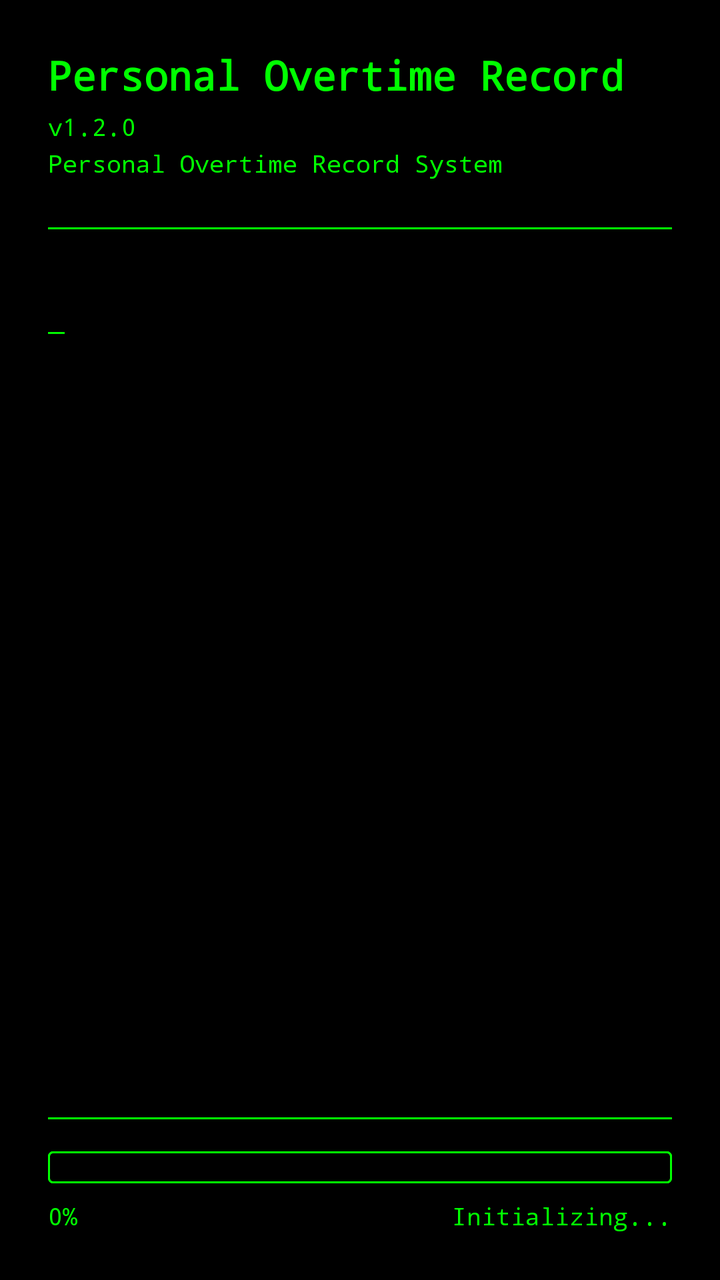
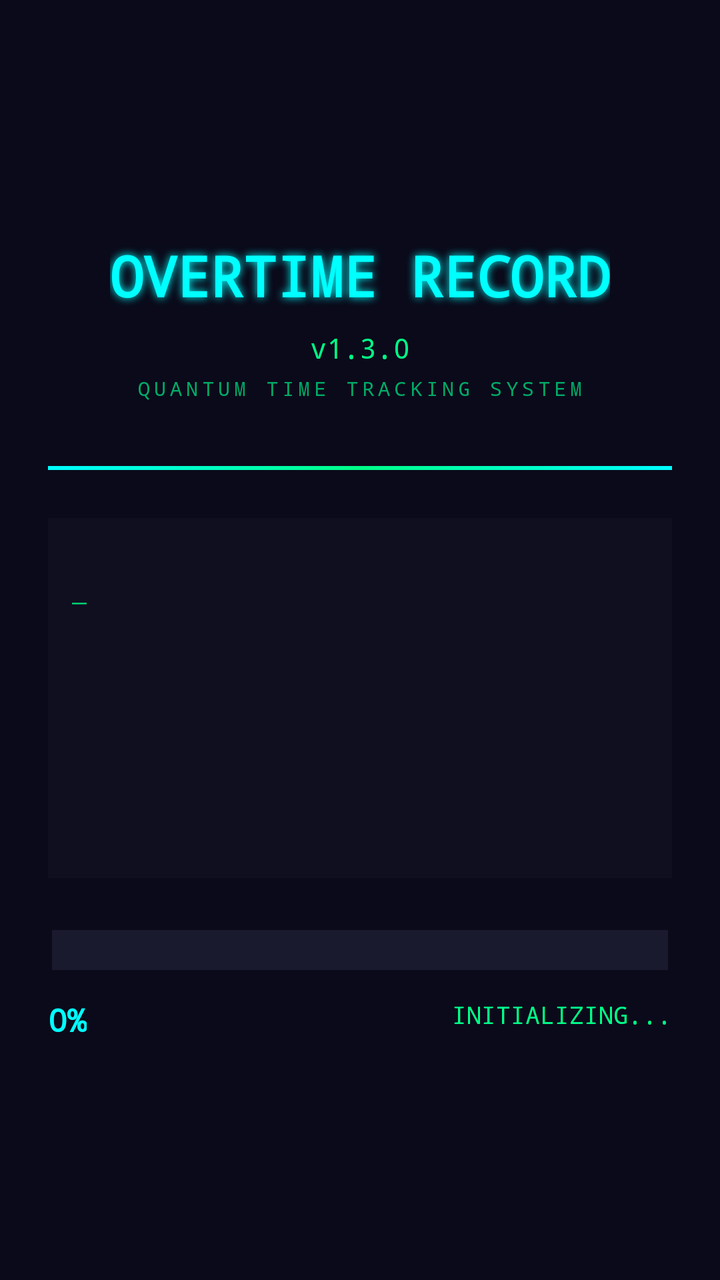

Two renders of the same Android screen: before a commit and after it. Below are the layout's source before the change and the commit's diff.
<!-- AndroidManifest.xml: activity theme Theme.PersonalOvertimeRecord -->
<!-- res/layout/activity_splash.xml -->
<?xml version="1.0" encoding="utf-8"?>
<LinearLayout xmlns:android="http://schemas.android.com/apk/res/android"
    android:layout_width="match_parent"
    android:layout_height="match_parent"
    android:orientation="vertical"
    android:background="@color/terminal_background"
    android:padding="24dp">

    
    <LinearLayout
        android:layout_width="match_parent"
        android:layout_height="wrap_content"
        android:orientation="vertical"
        android:layout_marginBottom="24dp">

        <TextView
            android:id="@+id/tvAppTitle"
            android:layout_width="wrap_content"
            android:layout_height="wrap_content"
            android:text="@string/app_name"
            android:textColor="@color/terminal_green"
            android:textSize="20sp"
            android:textStyle="bold"
            android:fontFamily="monospace" />

        <TextView
            android:id="@+id/tvVersion"
            android:layout_width="wrap_content"
            android:layout_height="wrap_content"
            android:text="v1.2.0"
            android:textColor="@color/terminal_green"
            android:textSize="12sp"
            android:fontFamily="monospace"
            android:layout_marginTop="4dp" />

        <TextView
            android:layout_width="wrap_content"
            android:layout_height="wrap_content"
            android:text="Personal Overtime Record System"
            android:textColor="@color/terminal_green"
            android:textSize="12sp"
            android:fontFamily="monospace"
            android:layout_marginTop="2dp" />

    </LinearLayout>

    
    <View
        android:layout_width="match_parent"
        android:layout_height="1dp"
        android:background="@color/terminal_green"
        android:layout_marginBottom="16dp" />

    
    <ScrollView
        android:id="@+id/scrollView"
        android:layout_width="match_parent"
        android:layout_height="0dp"
        android:layout_weight="1"
        android:fillViewport="true">

        <LinearLayout
            android:layout_width="match_parent"
            android:layout_height="wrap_content"
            android:orientation="vertical">

            <TextView
                android:id="@+id/tvPostLog"
                android:layout_width="match_parent"
                android:layout_height="wrap_content"
                android:textColor="@color/terminal_green"
                android:textSize="14sp"
                android:fontFamily="monospace"
                android:lineSpacingExtra="4dp"
                android:text="" />

            <TextView
                android:id="@+id/tvCursor"
                android:layout_width="wrap_content"
                android:layout_height="wrap_content"
                android:text="_"
                android:textColor="@color/terminal_green"
                android:textSize="14sp"
                android:fontFamily="monospace" />

        </LinearLayout>

    </ScrollView>

    
    <View
        android:layout_width="match_parent"
        android:layout_height="1dp"
        android:background="@color/terminal_green"
        android:layout_marginTop="16dp"
        android:layout_marginBottom="16dp" />

    
    <LinearLayout
        android:layout_width="match_parent"
        android:layout_height="wrap_content"
        android:orientation="vertical">

        <ProgressBar
            android:id="@+id/progressBar"
            style="@style/Widget.AppCompat.ProgressBar.Horizontal"
            android:layout_width="match_parent"
            android:layout_height="16dp"
            android:max="100"
            android:progress="0"
            android:progressDrawable="@drawable/terminal_progress"
            android:background="@drawable/terminal_progress_bg" />

        <LinearLayout
            android:layout_width="match_parent"
            android:layout_height="wrap_content"
            android:orientation="horizontal"
            android:layout_marginTop="8dp">

            <TextView
                android:id="@+id/tvProgressPercent"
                android:layout_width="0dp"
                android:layout_height="wrap_content"
                android:layout_weight="1"
                android:text="0%"
                android:textColor="@color/terminal_green"
                android:textSize="12sp"
                android:fontFamily="monospace" />

            <TextView
                android:id="@+id/tvStatus"
                android:layout_width="wrap_content"
                android:layout_height="wrap_content"
                android:text="Initializing..."
                android:textColor="@color/terminal_green"
                android:textSize="12sp"
                android:fontFamily="monospace" />

        </LinearLayout>

    </LinearLayout>

    
    <TextView
        android:id="@+id/tvReadyMessage"
        android:layout_width="match_parent"
        android:layout_height="wrap_content"
        android:text="System ready. Loading..."
        android:textColor="@color/terminal_green"
        android:textSize="14sp"
        android:fontFamily="monospace"
        android:gravity="center"
        android:layout_marginTop="24dp"
        android:visibility="gone" />

</LinearLayout>
<!-- resources referenced by this layout -->
<resources>
  <color name="terminal_background">#FF000000</color>
  <color name="terminal_green">#FF00FF00</color>
  <!-- drawable terminal_progress (drawable) -->
  <?xml version="1.0" encoding="utf-8"?>
  <layer-list xmlns:android="http://schemas.android.com/apk/res/android">
      <item android:id="@android:id/background">
          <shape android:shape="rectangle">
              <stroke android:width="1dp" android:color="@color/terminal_green" />
              <corners android:radius="2dp" />
          </shape>
      </item>
      <item android:id="@android:id/progress">
          <clip>
              <shape android:shape="rectangle">
                  <solid android:color="@color/terminal_green" />
                  <corners android:radius="2dp" />
              </shape>
          </clip>
      </item>
  </layer-list>
  <!-- drawable terminal_progress_bg (drawable) -->
  <?xml version="1.0" encoding="utf-8"?>
  <shape xmlns:android="http://schemas.android.com/apk/res/android"
      android:shape="rectangle">
      <stroke android:width="1dp" android:color="@color/terminal_green" />
      <corners android:radius="2dp" />
  </shape>
  <string name="app_name">Personal Overtime Record</string>
  <style name="Theme.PersonalOvertimeRecord" parent="Base.Theme.PersonalOvertimeRecord" />
  <style name="Base.Theme.PersonalOvertimeRecord" parent="Theme.Material3.DayNight.NoActionBar">
          <item name="colorPrimary">@color/colorPrimary</item>
          <item name="colorPrimaryDark">@color/colorPrimaryDark</item>
          <item name="colorAccent">@color/colorAccent</item>
      </style>
  <color name="colorPrimary">#FF6200EE</color>
  <color name="colorPrimaryDark">#FF3700B3</color>
  <color name="colorAccent">#FF03DAC5</color>
</resources>

<!-- the commit's change to res/layout/activity_splash.xml (unified diff, before → after) -->
@@ -1,156 +1,197 @@
 <?xml version="1.0" encoding="utf-8"?>
-<LinearLayout xmlns:android="http://schemas.android.com/apk/res/android"
+<FrameLayout xmlns:android="http://schemas.android.com/apk/res/android"
     android:layout_width="match_parent"
     android:layout_height="match_parent"
-    android:orientation="vertical"
-    android:background="@color/terminal_background"
-    android:padding="24dp">
+    android:background="#0a0a1a">
+
+    
+    <View
+        android:layout_width="match_parent"
+        android:layout_height="match_parent"
+        android:background="@drawable/scifi_grid" />
 
     
     <LinearLayout
         android:layout_width="match_parent"
-        android:layout_height="wrap_content"
+        android:layout_height="match_parent"
         android:orientation="vertical"
-        android:layout_marginBottom="24dp">
+        android:padding="24dp"
+        android:gravity="center">
 
+        
+        <LinearLayout
+            android:layout_width="match_parent"
+            android:layout_height="wrap_content"
+            android:orientation="vertical"
+            android:gravity="center"
+            android:layout_marginBottom="32dp">
+
+            
+            <TextView
+                android:id="@+id/tvAppTitle"
+                android:layout_width="wrap_content"
+                android:layout_height="wrap_content"
+                android:text="OVERTIME RECORD"
+                android:textColor="#00ffff"
+                android:textSize="28sp"
+                android:textStyle="bold"
+                android:fontFamily="monospace"
+                android:textAllCaps="true"
+                android:shadowColor="#00ffff"
+                android:shadowRadius="10" />
+
+            <TextView
+                android:layout_width="wrap_content"
+                android:layout_height="wrap_content"
+                android:text="v1.3.0"
+                android:textColor="#00ff88"
+                android:textSize="14sp"
+                android:fontFamily="monospace"
+                android:layout_marginTop="8dp" />
+
+            <TextView
+                android:layout_width="wrap_content"
+                android:layout_height="wrap_content"
+                android:text="QUANTUM TIME TRACKING SYSTEM"
+                android:textColor="#00aa66"
+                android:textSize="10sp"
+                android:fontFamily="monospace"
+                android:layout_marginTop="4dp"
+                android:letterSpacing="0.2" />
+
+        </LinearLayout>
+
+        
+        <View
+            android:layout_width="match_parent"
+            android:layout_height="2dp"
+            android:background="@drawable/holographic_line"
+            android:layout_marginBottom="24dp" />
+
+        
+        <ScrollView
+            android:id="@+id/scrollView"
+            android:layout_width="match_parent"
+            android:layout_height="180dp"
+            android:background="#111122"
+            android:alpha="0.8"
+            android:padding="12dp"
+            android:layout_marginBottom="24dp">
+
+            <LinearLayout
+                android:layout_width="match_parent"
+                android:layout_height="wrap_content"
+                android:orientation="vertical">
+
+                <TextView
+                    android:id="@+id/tvPostLog"
+                    android:layout_width="match_parent"
+                    android:layout_height="wrap_content"
+                    android:textColor="#00ff88"
+                    android:textSize="12sp"
+                    android:fontFamily="monospace"
+                    android:lineSpacingExtra="6dp"
+                    android:text="" />
+
+                <TextView
+                    android:id="@+id/tvCursor"
+                    android:layout_width="wrap_content"
+                    android:layout_height="wrap_content"
+                    android:text="_"
+                    android:textColor="#00ff88"
+                    android:textSize="12sp"
+                    android:fontFamily="monospace" />
+
+            </LinearLayout>
+
+        </ScrollView>
+
+        
+        <LinearLayout
+            android:layout_width="match_parent"
+            android:layout_height="wrap_content"
+            android:orientation="vertical">
+
+            
+            <FrameLayout
+                android:layout_width="match_parent"
+                android:layout_height="24dp"
+                android:background="#0a0a1a"
+                android:padding="2dp"
+                android:layout_marginBottom="12dp">
+
+                
+                <View
+                    android:layout_width="match_parent"
+                    android:layout_height="match_parent"
+                    android:background="#1a1a2e" />
+
+                
+                <View
+                    android:id="@+id/progressBar"
+                    android:layout_width="0dp"
+                    android:layout_height="match_parent"
+                    android:background="@drawable/scifi_progress" />
+
+                
+                <View
+                    android:layout_width="match_parent"
+                    android:layout_height="match_parent"
+                    android:background="@drawable/glow_overlay" />
+
+            </FrameLayout>
+
+            
+            <RelativeLayout
+                android:layout_width="match_parent"
+                android:layout_height="wrap_content">
+
+                <TextView
+                    android:id="@+id/tvProgressPercent"
+                    android:layout_width="wrap_content"
+                    android:layout_height="wrap_content"
+                    android:text="0%"
+                    android:textColor="#00ffff"
+                    android:textSize="16sp"
+                    android:fontFamily="monospace"
+                    android:textStyle="bold"
+                    android:layout_alignParentLeft="true" />
+
+                <TextView
+                    android:id="@+id/tvStatus"
+                    android:layout_width="wrap_content"
+                    android:layout_height="wrap_content"
+                    android:text="INITIALIZING..."
+                    android:textColor="#00ff88"
+                    android:textSize="12sp"
+                    android:fontFamily="monospace"
+                    android:layout_alignParentRight="true" />
+
+            </RelativeLayout>
+
+        </LinearLayout>
+
+        
         <TextView
-            android:id="@+id/tvAppTitle"
-            android:layout_width="wrap_content"
+            android:id="@+id/tvReadyMessage"
+            android:layout_width="match_parent"
             android:layout_height="wrap_content"
-            android:text="@string/app_name"
-            android:textColor="@color/terminal_green"
-            android:textSize="20sp"
-            android:textStyle="bold"
-            android:fontFamily="monospace" />
-
-        <TextView
-            android:id="@+id/tvVersion"
-            android:layout_width="wrap_content"
-            android:layout_height="wrap_content"
-            android:text="v1.2.0"
-            android:textColor="@color/terminal_green"
+            android:text="SYSTEM READY. ENTERING MAIN INTERFACE..."
+            android:textColor="#00ffff"
             android:textSize="12sp"
             android:fontFamily="monospace"
-            android:layout_marginTop="4dp" />
-
-        <TextView
-            android:layout_width="wrap_content"
-            android:layout_height="wrap_content"
-            android:text="Personal Overtime Record System"
-            android:textColor="@color/terminal_green"
-            android:textSize="12sp"
-            android:fontFamily="monospace"
-            android:layout_marginTop="2dp" />
+            android:gravity="center"
+            android:layout_marginTop="32dp"
+            android:visibility="gone"
+            android:textAllCaps="true" />
 
     </LinearLayout>
 
     
     <View
         android:layout_width="match_parent"
-        android:layout_height="1dp"
-        android:background="@color/terminal_green"
-        android:layout_marginBottom="16dp" />
+        android:layout_height="match_parent"
+        android:background="@drawable/scanner_lines"
+        android:alpha="0.1" />
 
-    
-    <ScrollView
-        android:id="@+id/scrollView"
-        android:layout_width="match_parent"
-        android:layout_height="0dp"
-        android:layout_weight="1"
-        android:fillViewport="true">
-
-        <LinearLayout
-            android:layout_width="match_parent"
-            android:layout_height="wrap_content"
-            android:orientation="vertical">
-
-            <TextView
-                android:id="@+id/tvPostLog"
-                android:layout_width="match_parent"
-                android:layout_height="wrap_content"
-                android:textColor="@color/terminal_green"
-                android:textSize="14sp"
-                android:fontFamily="monospace"
-                android:lineSpacingExtra="4dp"
-                android:text="" />
-
-            <TextView
-                android:id="@+id/tvCursor"
-                android:layout_width="wrap_content"
-                android:layout_height="wrap_content"
-                android:text="_"
-                android:textColor="@color/terminal_green"
-                android:textSize="14sp"
-                android:fontFamily="monospace" />
-
-        </LinearLayout>
-
-    </ScrollView>
-
-    
-    <View
-        android:layout_width="match_parent"
-        android:layout_height="1dp"
-        android:background="@color/terminal_green"
-        android:layout_marginTop="16dp"
-        android:layout_marginBottom="16dp" />
-
-    
-    <LinearLayout
-        android:layout_width="match_parent"
-        android:layout_height="wrap_content"
-        android:orientation="vertical">
-
-        <ProgressBar
-            android:id="@+id/progressBar"
-            style="@style/Widget.AppCompat.ProgressBar.Horizontal"
-            android:layout_width="match_parent"
-            android:layout_height="16dp"
-            android:max="100"
-            android:progress="0"
-            android:progressDrawable="@drawable/terminal_progress"
-            android:background="@drawable/terminal_progress_bg" />
-
-        <LinearLayout
-            android:layout_width="match_parent"
-            android:layout_height="wrap_content"
-            android:orientation="horizontal"
-            android:layout_marginTop="8dp">
-
-            <TextView
-                android:id="@+id/tvProgressPercent"
-                android:layout_width="0dp"
-                android:layout_height="wrap_content"
-                android:layout_weight="1"
-                android:text="0%"
-                android:textColor="@color/terminal_green"
-                android:textSize="12sp"
-                android:fontFamily="monospace" />
-
-            <TextView
-                android:id="@+id/tvStatus"
-                android:layout_width="wrap_content"
-                android:layout_height="wrap_content"
-                android:text="Initializing..."
-                android:textColor="@color/terminal_green"
-                android:textSize="12sp"
-                android:fontFamily="monospace" />
-
-        </LinearLayout>
-
-    </LinearLayout>
-
-    
-    <TextView
-        android:id="@+id/tvReadyMessage"
-        android:layout_width="match_parent"
-        android:layout_height="wrap_content"
-        android:text="System ready. Loading..."
-        android:textColor="@color/terminal_green"
-        android:textSize="14sp"
-        android:fontFamily="monospace"
-        android:gravity="center"
-        android:layout_marginTop="24dp"
-        android:visibility="gone" />
-
-</LinearLayout>
+</FrameLayout>
<!-- resource entries referenced after the edit -->
@@ -1,33 +1,53 @@
 <!-- resources referenced by this layout -->
 <resources>
-  <color name="terminal_background">#FF000000</color>
-  <color name="terminal_green">#FF00FF00</color>
-  <!-- drawable terminal_progress (drawable) -->
-  <?xml version="1.0" encoding="utf-8"?>
-  <layer-list xmlns:android="http://schemas.android.com/apk/res/android">
-      <item android:id="@android:id/background">
-          <shape android:shape="rectangle">
-              <stroke android:width="1dp" android:color="@color/terminal_green" />
-              <corners android:radius="2dp" />
-          </shape>
-      </item>
-      <item android:id="@android:id/progress">
-          <clip>
-              <shape android:shape="rectangle">
-                  <solid android:color="@color/terminal_green" />
-                  <corners android:radius="2dp" />
-              </shape>
-          </clip>
-      </item>
-  </layer-list>
-  <!-- drawable terminal_progress_bg (drawable) -->
+  <!-- drawable glow_overlay (drawable) -->
   <?xml version="1.0" encoding="utf-8"?>
   <shape xmlns:android="http://schemas.android.com/apk/res/android"
       android:shape="rectangle">
-      <stroke android:width="1dp" android:color="@color/terminal_green" />
-      <corners android:radius="2dp" />
+      <gradient
+          android:startColor="#00ffffff"
+          android:centerColor="#00000000"
+          android:endColor="#00ffffff"
+          android:angle="0" />
   </shape>
-  <string name="app_name">Personal Overtime Record</string>
+  <!-- drawable holographic_line (drawable) -->
+  <?xml version="1.0" encoding="utf-8"?>
+  <shape xmlns:android="http://schemas.android.com/apk/res/android"
+      android:shape="rectangle">
+      <gradient
+          android:startColor="#00ffff"
+          android:centerColor="#00ff88"
+          android:endColor="#00ffff"
+          android:angle="0" />
+  </shape>
+  <!-- drawable scanner_lines (drawable) -->
+  <?xml version="1.0" encoding="utf-8"?>
+  <shape xmlns:android="http://schemas.android.com/apk/res/android"
+      android:shape="rectangle">
+      <solid android:color="#00000000" />
+  </shape>
+  <!-- drawable scifi_grid (drawable) -->
+  <?xml version="1.0" encoding="utf-8"?>
+  <layer-list xmlns:android="http://schemas.android.com/apk/res/android">
+      <item>
+          <shape android:shape="rectangle">
+              <solid android:color="#0a0a1a" />
+          </shape>
+      </item>
+  </layer-list>
+  <!-- drawable scifi_progress (drawable) -->
+  <?xml version="1.0" encoding="utf-8"?>
+  <layer-list xmlns:android="http://schemas.android.com/apk/res/android">
+      <item>
+          <shape android:shape="rectangle">
+              <gradient
+                  android:startColor="#00ff88"
+                  android:centerColor="#00ffff"
+                  android:endColor="#00ff88"
+                  android:angle="0" />
+          </shape>
+      </item>
+  </layer-list>
   <style name="Theme.PersonalOvertimeRecord" parent="Base.Theme.PersonalOvertimeRecord" />
   <style name="Base.Theme.PersonalOvertimeRecord" parent="Theme.Material3.DayNight.NoActionBar">
           <item name="colorPrimary">@color/colorPrimary</item>
